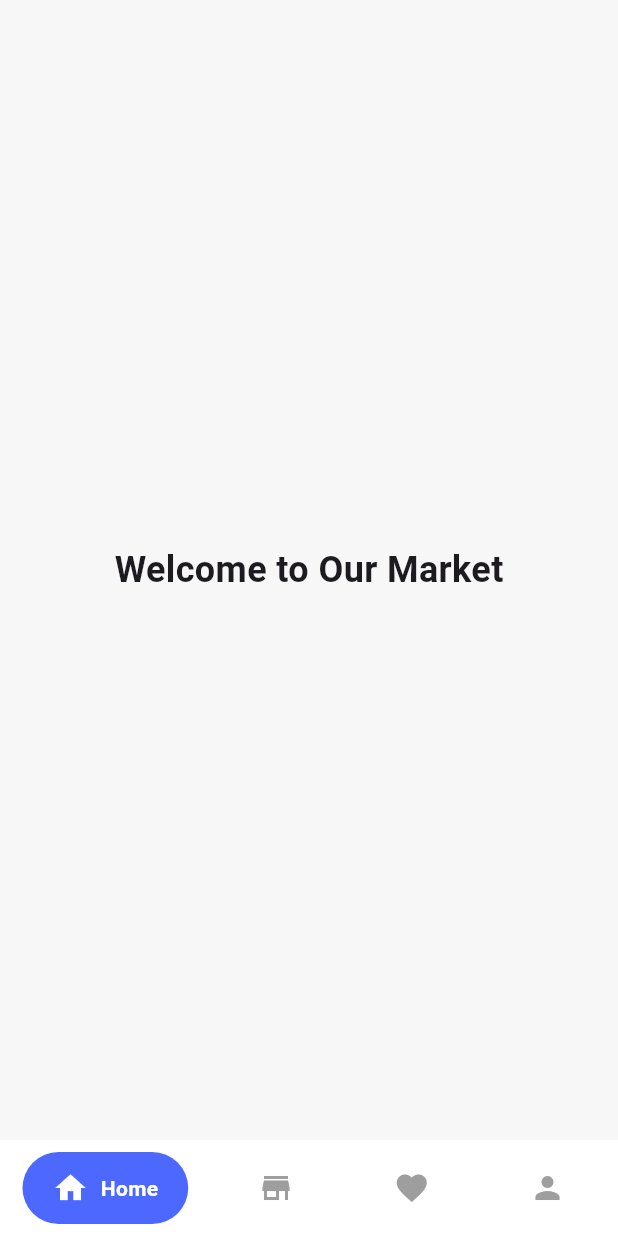
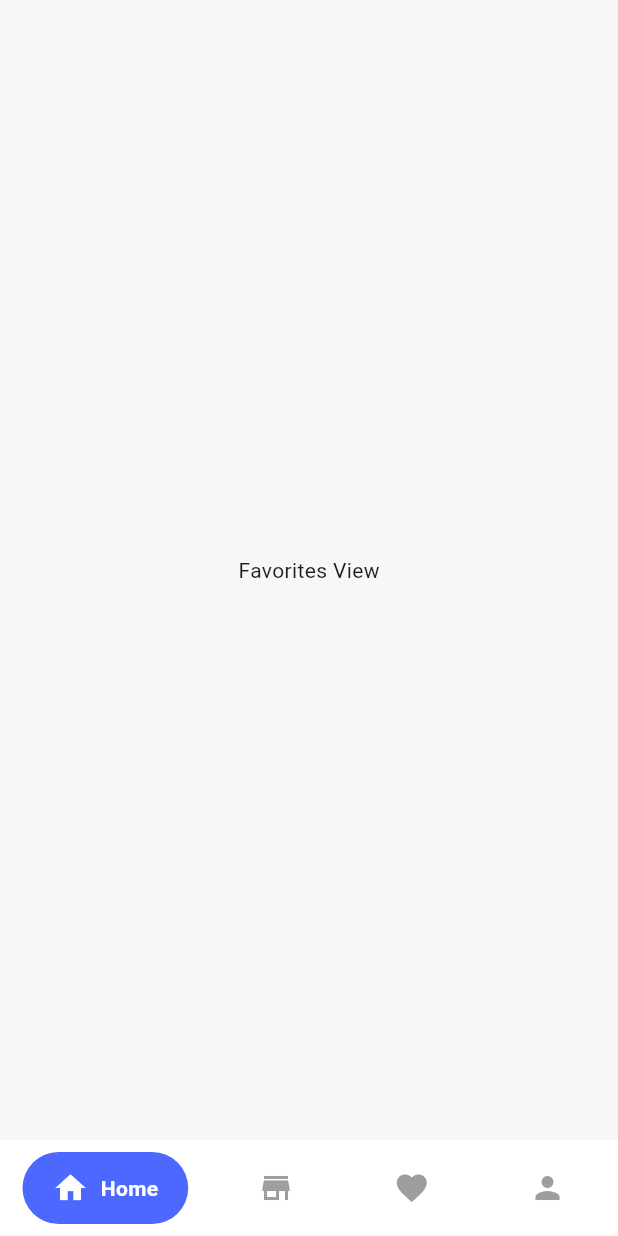
Before and after one commit to osos2511/our-market-app, a Flutter app: the MainHomeView screen opened directly, on a phone screen of 412 x 824 dp. Run offline on Flutter 3.47's test engine with Material 3 defaults, Android fonts, the phone set to English and light mode, and no system bars; drawn by our look-alikes of google_nav_bar.

Commit message:
+app-views

```diff
--- /dev/null
+++ b/lib/views/favourites/ui/favourites_view.dart
@@ -0,0 +1,10 @@
+import 'package:flutter/material.dart';
+
+class FavouritesView extends StatelessWidget {
+  const FavouritesView({super.key});
+
+  @override
+  Widget build(BuildContext context) {
+    return Center(child: Text('Favorites View'));
+  }
+}
--- a/lib/views/nav_bar/logic/ui/main_home_view.dart
+++ b/lib/views/nav_bar/logic/ui/main_home_view.dart
@@ -1,26 +1,24 @@
 import 'package:flutter/material.dart';
 import 'package:google_nav_bar/google_nav_bar.dart';
 import 'package:our_market/core/app_colors.dart';
+import 'package:our_market/views/favourites/ui/favourites_view.dart';
+import 'package:our_market/views/home/ui/home_view.dart';
+import 'package:our_market/views/profile/ui/profile_view.dart';
+import 'package:our_market/views/store/ui/store_view.dart';
 
 class MainHomeView extends StatelessWidget {
-  const MainHomeView({Key? key}) : super(key: key);
+  MainHomeView({Key? key}) : super(key: key);
+  final List<Widget> views = [
+    HomeView(),
+    StoreView(),
+    FavouritesView(),
+    ProfileView(),
+  ];
 
   @override
   Widget build(BuildContext context) {
     return Scaffold(
-      body: SafeArea(
-        child: Padding(
-          padding: EdgeInsets.all(16.0),
-          child: Container(
-            child: Center(
-              child: Text(
-                'Welcome to Our Market',
-                style: TextStyle(fontSize: 24, fontWeight: FontWeight.bold),
-              ),
-            ),
-          ),
-        ),
-      ),
+      body: SafeArea(child: views[2]),
       bottomNavigationBar: Container(
         decoration: BoxDecoration(color: AppColors.kWhiteColor),
         child: Padding(
```
Also changed, not shown: lib/views/home/ui/home_view.dart (added, +10 -0 lines), lib/views/profile/ui/profile_view.dart (added, +10 -0 lines), lib/views/store/ui/store_view.dart (added, +10 -0 lines).
